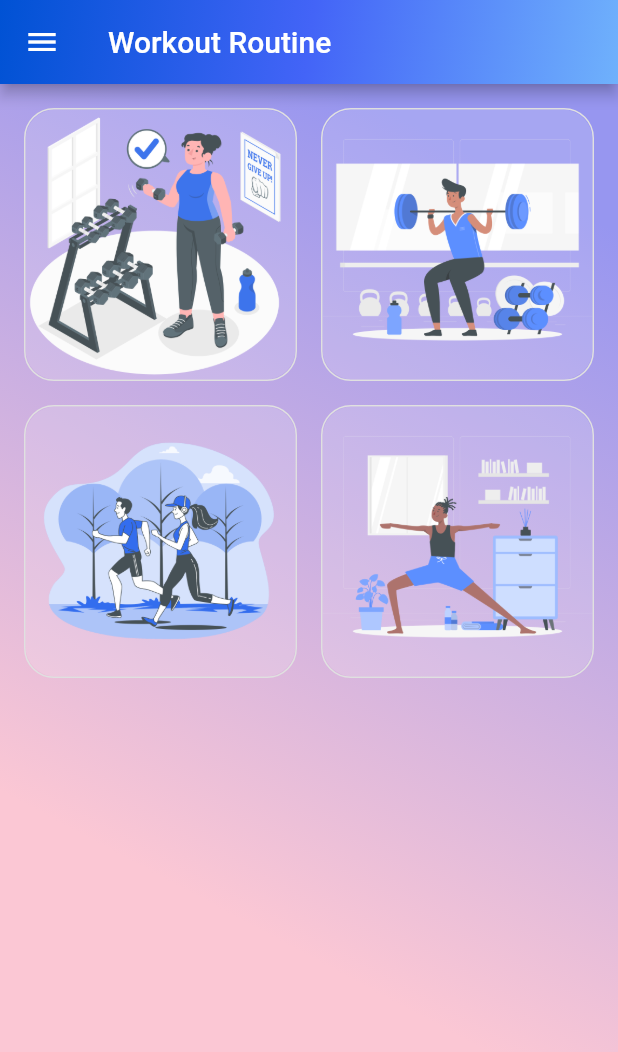
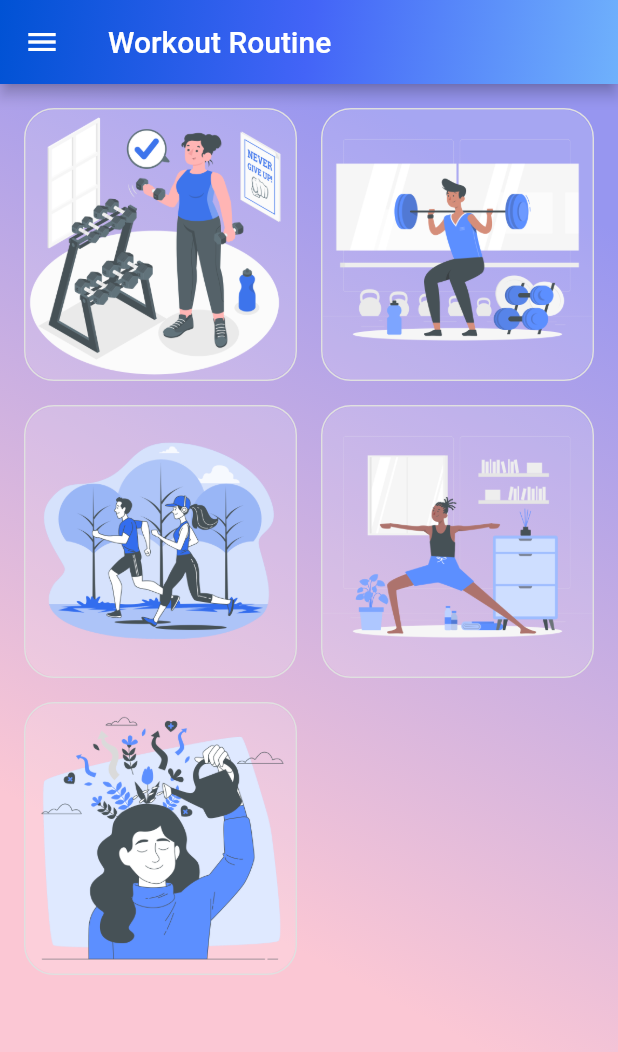
Before and after one commit to Milorph/FlutterWorkout, a Flutter app: the screen it shows after launch, on a phone screen of 412 x 824 dp. Shown: the top 1052 px of the screen. Run offline on Flutter 3.47's test engine with Material 2 defaults, Android fonts, the light colour scheme and no system bars; our stand-ins replace font_awesome_flutter, google_fonts, video_player.

Commit message:
Search books with google api button complete

```diff
--- a/lib/main.dart
+++ b/lib/main.dart
@@ -2,8 +2,19 @@ import 'package:flutter/material.dart';
 import 'workout_screen.dart';
 import 'about_widget.dart';
 import 'question_widget.dart';
+import 'book_search_screen.dart';
+import 'package:flutter/services.dart';
 
-void main() => runApp(const MyApp());
+void main() {
+  // Step 2
+  WidgetsFlutterBinding.ensureInitialized();
+  // Step 3
+  SystemChrome.setPreferredOrientations([
+    DeviceOrientation.portraitUp,
+    DeviceOrientation.portraitDown,
+  ]).then((value) => runApp(const MyApp()));
+  runApp(const MyApp());
+}
 
 class MyApp extends StatelessWidget {
   const MyApp({Key? key}) : super(key: key);
@@ -34,7 +45,7 @@ class MyApp extends StatelessWidget {
               workoutType: 'Yoga',
               title: 'Yoga Workout',
             ),
-        // Add other routes if needed
+        '/book_search': (context) => const BookSearchScreen(),
       },
       home: const MyHomePage(title: appTitle),
     );
@@ -58,7 +69,7 @@ class MyHomePage extends StatefulWidget {
   void navigateToScreen(BuildContext context, String title, int index) {
     Navigator.push(
       context,
-      MaterialPageRoute(
+      CustomPageRoute(
         builder: (context) => _widgetOptions[index](title),
       ),
     );
@@ -155,3 +166,36 @@ class _MyHomePageState extends State<MyHomePage> {
     );
   }
 }
+
+class CustomPageRoute<T> extends PageRoute<T> {
+  final WidgetBuilder builder;
+
+  CustomPageRoute({required this.builder});
+
+  @override
+  Color? get barrierColor => null;
+
+  @override
+  String? get barrierLabel => null;
+
+  @override
+  bool get maintainState => true;
+
+  @override
+  bool get opaque => false;
+
+  @override
+  bool get barrierDismissible => false;
+
+  @override
+  Duration get transitionDuration => const Duration(milliseconds: 150);
+
+  @override
+  Widget buildPage(BuildContext context, Animation<double> animation,
+      Animation<double> secondaryAnimation) {
+    return FadeTransition(
+      opacity: animation,
+      child: builder(context),
+    );
+  }
+}
--- a/lib/workout_screen.dart
+++ b/lib/workout_screen.dart
@@ -1,5 +1,6 @@
 import 'package:flutter/material.dart';
 import 'widgets/yoga.dart';
+import 'book_search_screen.dart';
 
 class WorkoutScreen extends StatelessWidget {
   const WorkoutScreen({Key? key}) : super(key: key);
@@ -42,6 +43,12 @@ class WorkoutScreen extends StatelessWidget {
                 'Yoga',
                 '/yoga',
                 'images/yoga.png',
+              ),
+              _buildWorkoutButton(
+                context,
+                'Book',
+                '/book_search',
+                'images/grow.png',
               ),
             ],
           ),
@@ -161,6 +168,8 @@ class WorkoutRoutineScreen extends StatelessWidget {
       case 'Yoga':
         content = const BuildYogaContent();
         break;
+      case 'Book':
+        content = const BookSearchScreen();
       default:
         content = const Center(
           child: Text('Workout content not available.'),
--- a/pubspec.yaml
+++ b/pubspec.yaml
@@ -35,11 +35,14 @@ dependencies:
   # Use with the CupertinoIcons class for iOS style icons.
   cupertino_icons: ^1.0.2
   video_player: ^2.6.1
-  audioplayers: ^4.1.0
+  audioplayers: ^5.0.0
   font_awesome_flutter: ^10.5.0
   google_fonts: ^4.0.4
   url_launcher: ^6.1.11
   youtube_player_flutter: ^8.1.2
+  googleapis: ^11.3.0
+  http: ^1.1.0
+  json_annotation: ^4.8.1
 
 dev_dependencies:
   flutter_test:
```
Also changed, not shown: lib/book_search_screen.dart (added, +82 -0 lines), lib/book_service.dart (added, +17 -0 lines), lib/widgets/yoga_widgets/about_section_yoga.dart (+8 -5 lines), lib/widgets/yoga_widgets/about_sectionyoga.dart (deleted, +0 -80 lines), lib/widgets/yoga_widgets/calories_section_yoga.dart (+9 -7 lines), lib/widgets/yoga_widgets/exercise_section_yoga.dart (+9 -7 lines), pubspec.lock.
